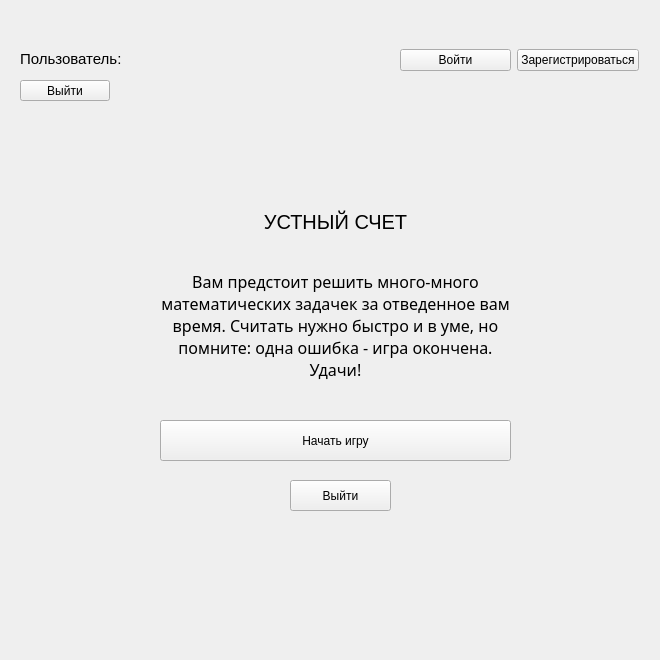
Above: ui/hello_screen.ui from sstrm5/Oral-Account-App before the change. Below: the same form after it.
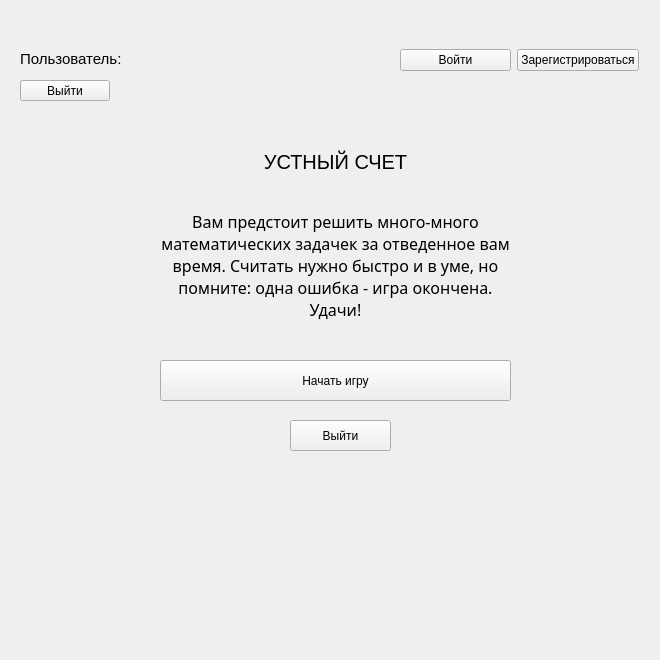
That is the form after the change.

```diff
--- a/ui/hello_screen.ui
+++ b/ui/hello_screen.ui
@@ -43,7 +43,7 @@
    <property name="geometry">
     <rect>
      <x>160</x>
-     <y>180</y>
+     <y>120</y>
      <width>351</width>
      <height>201</height>
     </rect>
@@ -94,7 +94,7 @@
    <property name="geometry">
     <rect>
      <x>160</x>
-     <y>420</y>
+     <y>360</y>
      <width>351</width>
      <height>41</height>
     </rect>
@@ -131,7 +131,7 @@
    <property name="geometry">
     <rect>
      <x>290</x>
-     <y>480</y>
+     <y>420</y>
      <width>101</width>
      <height>31</height>
     </rect>
```
